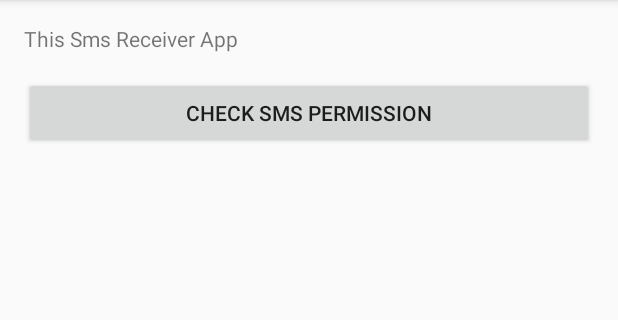
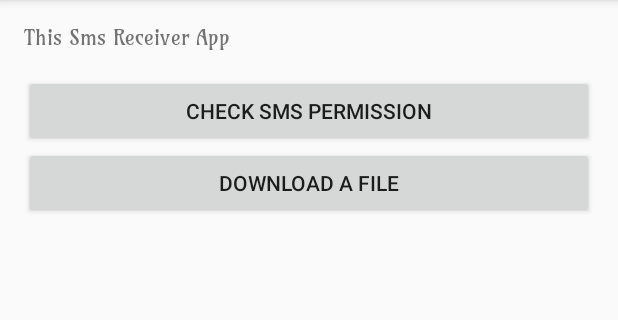
Before and after one commit to NesyWidya24/BackgroundProcess, an Android app: the screen it shows after launch (MainActivity), on a phone screen of 412 x 824 dp, the part 84-404 px from its top. Run offline under Robolectric (Android 15) with nearby library versions, the phone set to English and light mode, and no system bars.

Commit message:
AddBroadcastReceiver

```diff
--- a/broadcastreceiver/src/main/java/com/nessy/broadcastreceiver/MainActivity.java
+++ b/broadcastreceiver/src/main/java/com/nessy/broadcastreceiver/MainActivity.java
@@ -4,14 +4,22 @@ import androidx.annotation.NonNull;
 import androidx.appcompat.app.AppCompatActivity;
 
 import android.Manifest;
+import android.content.BroadcastReceiver;
+import android.content.Context;
+import android.content.Intent;
+import android.content.IntentFilter;
 import android.content.pm.PackageManager;
 import android.os.Bundle;
+import android.util.Log;
 import android.view.View;
 import android.widget.Button;
 import android.widget.Toast;
 
 public class MainActivity extends AppCompatActivity implements View.OnClickListener {
     Button btnCheck;
+    Button btnDownload;
+    public static final String ACTION_DOWNLOAD_STATUS = "download_status";
+    private BroadcastReceiver downloadReceiver;
 
     @Override
     protected void onCreate(Bundle savedInstanceState) {
@@ -20,12 +28,35 @@ public class MainActivity extends AppCompatActivity implements View.OnClickListe
 
         btnCheck = findViewById(R.id.btn_perm);
         btnCheck.setOnClickListener(this);
+        btnDownload = findViewById(R.id.btn_download);
+        btnDownload.setOnClickListener(this);
+
+        downloadReceiver = new BroadcastReceiver() {
+            @Override
+            public void onReceive(Context context, Intent intent) {
+                Log.d(DownloadService.TAG, "Download Done");
+                Toast.makeText(context, "Download Done", Toast.LENGTH_SHORT).show();
+            }
+        };
+        IntentFilter downloadIntentFilter = new IntentFilter(ACTION_DOWNLOAD_STATUS);
+        registerReceiver(downloadReceiver, downloadIntentFilter);
     }
 
     @Override
     public void onClick(View view) {
         if (view.getId() == R.id.btn_perm) {
             PermissionManager.check(this, Manifest.permission.RECEIVE_SMS, SMS_REQUEST_CODE);
+        }else if (view.getId() == R.id.btn_download){
+            Intent downloadServiceIntent = new Intent(this, DownloadService.class);
+            startService(downloadServiceIntent);
+        }
+    }
+
+    @Override
+    protected void onDestroy() {
+        super.onDestroy();
+        if (downloadReceiver != null){
+            unregisterReceiver(downloadReceiver);
         }
     }
 
--- a/broadcastreceiver/src/main/res/layout/activity_main.xml
+++ b/broadcastreceiver/src/main/res/layout/activity_main.xml
@@ -11,8 +11,9 @@
     <TextView
         android:layout_width="match_parent"
         android:layout_height="wrap_content"
-        android:text="@string/this_sms_receiver_app"
-        android:layout_marginBottom="16dp"/>
+        android:layout_marginBottom="16dp"
+        android:fontFamily="@font/amarante"
+        android:text="@string/this_sms_receiver_app" />
 
     <Button
         android:id="@+id/btn_perm"
@@ -20,4 +21,10 @@
         android:layout_height="wrap_content"
         android:text="@string/check_sms_permission"/>
 
+    <Button
+        android:id="@+id/btn_download"
+        android:layout_width="match_parent"
+        android:layout_height="wrap_content"
+        android:text="@string/download_file"/>
+
 </LinearLayout>
```
Also changed, not shown: broadcastreceiver/src/main/AndroidManifest.xml (+9 -3 lines), broadcastreceiver/src/main/java/com/nessy/broadcastreceiver/DownloadService.java (added, +28 -0 lines), broadcastreceiver/src/main/res/font/amarante.ttf (added).
